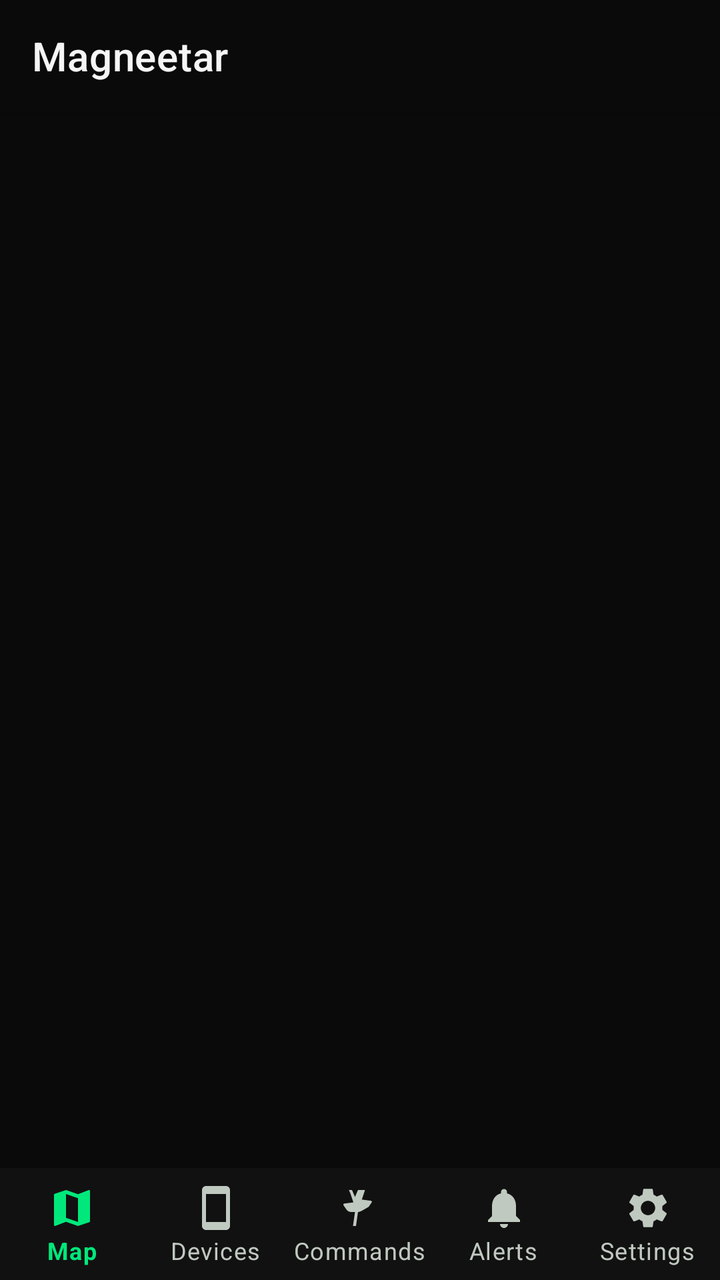
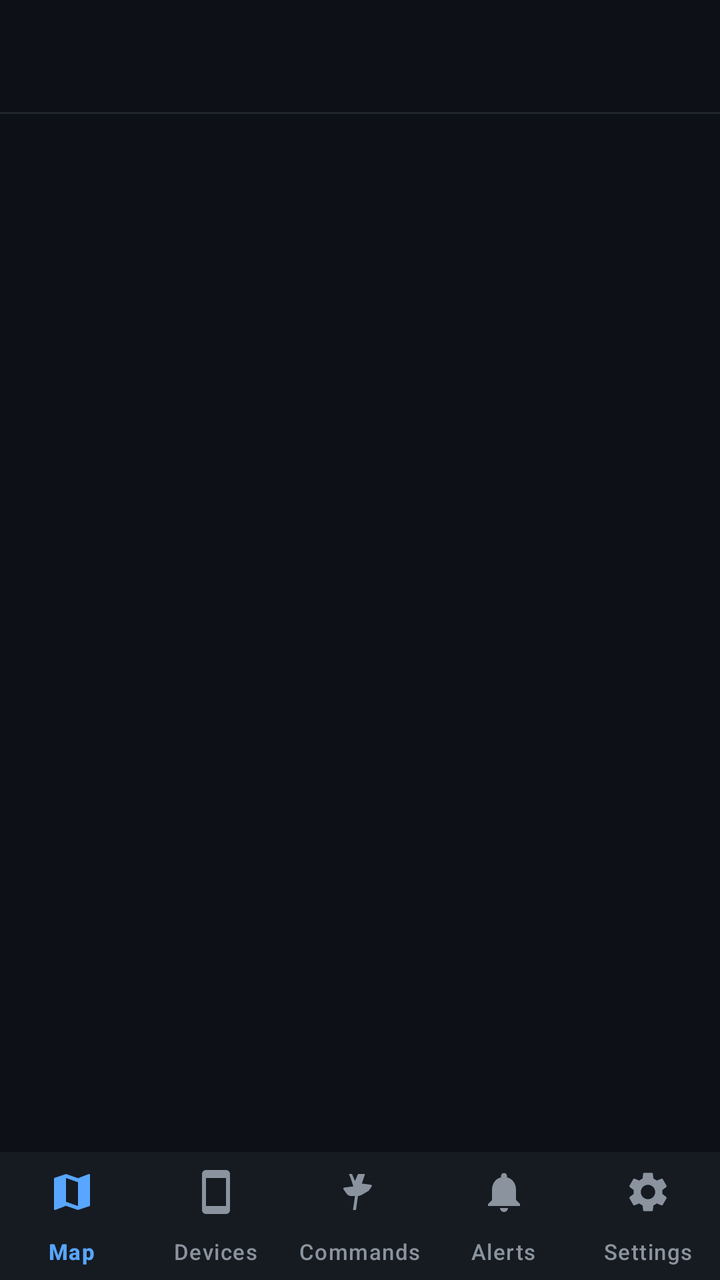

Two renders of the same Android screen: before a commit and after it. Below are the layout's source before the change and the commit's diff.
<!-- AndroidManifest.xml: activity theme AppTheme -->
<!-- res/layout/activity_dashboard.xml -->
<?xml version="1.0" encoding="utf-8"?>
<LinearLayout xmlns:android="http://schemas.android.com/apk/res/android"
    xmlns:app="http://schemas.android.com/apk/res-auto"
    android:layout_width="match_parent"
    android:layout_height="match_parent"
    android:orientation="vertical"
    android:background="#0A0A0A">

    
    <com.google.android.material.appbar.MaterialToolbar
        android:id="@+id/topAppBar"
        android:layout_width="match_parent"
        android:layout_height="?attr/actionBarSize"
        android:background="#0A0A0A"
        android:elevation="4dp"
        app:title="Magneetar"
        app:titleTextColor="#F5F5F5"
        app:subtitleTextColor="#707070" />

    
    <FrameLayout
        android:id="@+id/fragment_container"
        android:layout_width="match_parent"
        android:layout_height="0dp"
        android:layout_weight="1" />

    
    <com.google.android.material.bottomnavigation.BottomNavigationView
        android:id="@+id/bottom_nav"
        android:layout_width="match_parent"
        android:layout_height="wrap_content"
        android:background="#111111"
        app:itemIconTint="@color/bottom_nav_colors"
        app:itemTextColor="@color/bottom_nav_colors"
        app:labelVisibilityMode="labeled"
        app:menu="@menu/bottom_nav_menu" />

</LinearLayout>
<!-- resources referenced by this layout -->
<resources>
  <color name="md_theme_primary">#00E87B</color>
  <color name="md_theme_primaryContainer">#005231</color>
  <color name="md_theme_onPrimary">#003920</color>
  <color name="md_theme_secondary">#8CDDB4</color>
  <color name="md_theme_onSecondary">#003824</color>
  <color name="md_theme_error">#FFB4AB</color>
  <color name="md_theme_onError">#690005</color>
  <color name="md_theme_errorContainer">#93000A</color>
  <color name="md_theme_onErrorContainer">#FFDAD6</color>
  <color name="md_theme_background">#0D1117</color>
  <color name="md_theme_onBackground">#E1E3E0</color>
  <color name="md_theme_surface">#0D1117</color>
  <color name="md_theme_onSurface">#E1E3E0</color>
  <color name="md_theme_surfaceVariant">#161B22</color>
  <color name="md_theme_onSurfaceVariant">#C0C9C0</color>
  <color name="md_theme_outline">#8A9290</color>
  <color name="md_theme_outlineVariant">#404945</color>
  <style name="TextAppearance.Magneetar.Headline3" parent="TextAppearance.MaterialComponents.Headline3">
          <item name="android:textSize">20sp</item>
          <item name="android:fontFamily">sans-serif-medium</item>
          <item name="android:letterSpacing">0</item>
          <item name="android:lineSpacingMultiplier">1.3</item>
      </style>
  <style name="TextAppearance.Magneetar.Subtitle2" parent="TextAppearance.MaterialComponents.Subtitle2">
          <item name="android:textSize">14sp</item>
          <item name="android:fontFamily">sans-serif-medium</item>
          <item name="android:letterSpacing">0.01</item>
          <item name="android:lineSpacingMultiplier">1.4</item>
      </style>
  <style name="TextAppearance.Magneetar.Body1" parent="TextAppearance.MaterialComponents.Body1">
          <item name="android:textSize">16sp</item>
          <item name="android:fontFamily">sans-serif</item>
          <item name="android:letterSpacing">0.02</item>
          <item name="android:lineSpacingMultiplier">1.5</item>
      </style>
  <style name="TextAppearance.Magneetar.Body2" parent="TextAppearance.MaterialComponents.Body2">
          <item name="android:textSize">14sp</item>
          <item name="android:fontFamily">sans-serif</item>
          <item name="android:letterSpacing">0.02</item>
          <item name="android:lineSpacingMultiplier">1.45</item>
      </style>
  <style name="TextAppearance.Magneetar.Caption" parent="TextAppearance.MaterialComponents.Caption">
          <item name="android:textSize">12sp</item>
          <item name="android:fontFamily">sans-serif</item>
          <item name="android:letterSpacing">0.04</item>
          <item name="android:lineSpacingMultiplier">1.4</item>
      </style>
  <style name="TextAppearance.Magneetar.Button" parent="TextAppearance.MaterialComponents.Button">
          <item name="android:textSize">14sp</item>
          <item name="android:fontFamily">sans-serif-medium</item>
          <item name="android:letterSpacing">0.04</item>
      </style>
  <style name="TextAppearance.Magneetar.Overline" parent="TextAppearance.MaterialComponents.Overline">
          <item name="android:textSize">11sp</item>
          <item name="android:fontFamily">sans-serif-medium</item>
          <item name="android:letterSpacing">0.12</item>
      </style>
  <!-- unchanged entries left out for length: 4 -->
</resources>

<!-- the commit's change to res/layout/activity_dashboard.xml (unified diff, before → after) -->
@@ -1,38 +1,101 @@
 <?xml version="1.0" encoding="utf-8"?>
-<LinearLayout xmlns:android="http://schemas.android.com/apk/res/android"
+<FrameLayout xmlns:android="http://schemas.android.com/apk/res/android"
     xmlns:app="http://schemas.android.com/apk/res-auto"
     android:layout_width="match_parent"
     android:layout_height="match_parent"
-    android:orientation="vertical"
-    android:background="#0A0A0A">
+    android:background="#0D1117">
 
     
-    <com.google.android.material.appbar.MaterialToolbar
-        android:id="@+id/topAppBar"
+    <LinearLayout
         android:layout_width="match_parent"
-        android:layout_height="?attr/actionBarSize"
-        android:background="#0A0A0A"
-        android:elevation="4dp"
-        app:title="Magneetar"
-        app:titleTextColor="#F5F5F5"
-        app:subtitleTextColor="#707070" />
+        android:layout_height="match_parent"
+        android:orientation="vertical">
+
+        
+        <com.google.android.material.appbar.MaterialToolbar
+            android:id="@+id/topAppBar"
+            android:layout_width="match_parent"
+            android:layout_height="?attr/actionBarSize"
+            android:background="#0D1117"
+            android:elevation="0dp"
+            app:titleTextColor="#F0F6FC"
+            app:subtitleTextColor="#8B949E"
+            app:titleTextAppearance="@style/TextAppearance.Material3.TitleMedium" />
+
+        <View
+            android:layout_width="match_parent"
+            android:layout_height="1dp"
+            android:background="#21262D" />
+
+        
+        <FrameLayout
+            android:id="@+id/fragment_container"
+            android:layout_width="match_parent"
+            android:layout_height="0dp"
+            android:layout_weight="1" />
+
+        
+        <com.google.android.material.bottomnavigation.BottomNavigationView
+            android:id="@+id/bottom_nav"
+            android:layout_width="match_parent"
+            android:layout_height="64dp"
+            android:background="#161B22"
+            app:itemIconTint="@color/bottom_nav_colors"
+            app:itemTextColor="@color/bottom_nav_colors"
+            app:labelVisibilityMode="labeled"
+            app:itemTextAppearanceActive="@style/TextAppearance.Material3.LabelSmall"
+            app:itemTextAppearanceInactive="@style/TextAppearance.Material3.LabelSmall"
+            app:elevation="8dp"
+            app:menu="@menu/bottom_nav_menu" />
+
+    </LinearLayout>
 
     
     <FrameLayout
-        android:id="@+id/fragment_container"
+        android:id="@+id/lock_overlay"
         android:layout_width="match_parent"
-        android:layout_height="0dp"
-        android:layout_weight="1" />
+        android:layout_height="match_parent"
+        android:background="#0D1117"
+        android:clickable="true"
+        android:focusable="true"
+        android:visibility="gone">
 
-    
-    <com.google.android.material.bottomnavigation.BottomNavigationView
-        android:id="@+id/bottom_nav"
-        android:layout_width="match_parent"
-        android:layout_height="wrap_content"
-        android:background="#111111"
-        app:itemIconTint="@color/bottom_nav_colors"
-        app:itemTextColor="@color/bottom_nav_colors"
-        app:labelVisibilityMode="labeled"
-        app:menu="@menu/bottom_nav_menu" />
+        <LinearLayout
+            android:layout_width="wrap_content"
+            android:layout_height="wrap_content"
+            android:layout_gravity="center"
+            android:gravity="center"
+            android:orientation="vertical"
+            android:padding="32dp">
 
-</LinearLayout>
+            
+            <ImageView
+                android:layout_width="64dp"
+                android:layout_height="64dp"
+                android:layout_marginBottom="24dp"
+                android:src="@drawable/ic_action_lock"
+                android:contentDescription="Locked"
+                app:tint="#8B949E" />
+
+            <TextView
+                android:layout_width="wrap_content"
+                android:layout_height="wrap_content"
+                android:text="App Locked"
+                android:textColor="#F0F6FC"
+                android:textSize="22sp"
+                android:textStyle="bold"
+                android:fontFamily="sans-serif-medium"
+                android:layout_marginBottom="8dp" />
+
+            <TextView
+                android:layout_width="wrap_content"
+                android:layout_height="wrap_content"
+                android:text="Tap anywhere to sign in again"
+                android:textColor="#8B949E"
+                android:textSize="14sp"
+                android:fontFamily="sans-serif" />
+
+        </LinearLayout>
+    </FrameLayout>
+
+</FrameLayout>
<!-- resource entries referenced after the edit -->
@@ -1,22 +1,33 @@
 <!-- resources referenced by this layout -->
 <resources>
-  <color name="md_theme_primary">#00E87B</color>
-  <color name="md_theme_primaryContainer">#005231</color>
-  <color name="md_theme_onPrimary">#003920</color>
-  <color name="md_theme_secondary">#8CDDB4</color>
-  <color name="md_theme_onSecondary">#003824</color>
-  <color name="md_theme_error">#FFB4AB</color>
-  <color name="md_theme_onError">#690005</color>
-  <color name="md_theme_errorContainer">#93000A</color>
-  <color name="md_theme_onErrorContainer">#FFDAD6</color>
+  <!-- drawable ic_action_lock (drawable) -->
+  <?xml version="1.0" encoding="utf-8"?>
+  <vector xmlns:android="http://schemas.android.com/apk/res/android"
+      android:width="24dp"
+      android:height="24dp"
+      android:viewportWidth="24"
+      android:viewportHeight="24">
+      <path
+          android:fillColor="#A2C8FF"
+          android:pathData="M18,8h-1V6c0,-2.76 -2.24,-5 -5,-5S7,3.24 7,6v2H6c-1.1,0 -2,0.9 -2,2v10c0,1.1 0.9,2 2,2h12c1.1,0 2,-0.9 2,-2V10c0,-1.1 -0.9,-2 -2,-2zM12,17c-1.1,0 -2,-0.9 -2,-2s0.9,-2 2,-2 2,0.9 2,2 -0.9,2 -2,2zM15.1,8H8.9V6c0,-1.71 1.39,-3.1 3.1,-3.1 1.71,0 3.1,1.39 3.1,3.1v2z"/>
+  </vector>
+  <color name="md_theme_primary">#58A6FF</color>
+  <color name="md_theme_primaryContainer">#1C4B82</color>
+  <color name="md_theme_onPrimary">#FFFFFF</color>
+  <color name="md_theme_secondary">#AAB8C8</color>
+  <color name="md_theme_onSecondary">#1C2128</color>
+  <color name="md_theme_error">#F85149</color>
+  <color name="md_theme_onError">#FFFFFF</color>
+  <color name="md_theme_errorContainer">#1C1114</color>
+  <color name="md_theme_onErrorContainer">#FEE2E0</color>
   <color name="md_theme_background">#0D1117</color>
-  <color name="md_theme_onBackground">#E1E3E0</color>
-  <color name="md_theme_surface">#0D1117</color>
-  <color name="md_theme_onSurface">#E1E3E0</color>
-  <color name="md_theme_surfaceVariant">#161B22</color>
-  <color name="md_theme_onSurfaceVariant">#C0C9C0</color>
-  <color name="md_theme_outline">#8A9290</color>
-  <color name="md_theme_outlineVariant">#404945</color>
+  <color name="md_theme_onBackground">#F0F6FC</color>
+  <color name="md_theme_surface">#161B22</color>
+  <color name="md_theme_onSurface">#F0F6FC</color>
+  <color name="md_theme_surfaceVariant">#1C2128</color>
+  <color name="md_theme_onSurfaceVariant">#8B949E</color>
+  <color name="md_theme_outline">#30363D</color>
+  <color name="md_theme_outlineVariant">#30363D</color>
   <style name="TextAppearance.Magneetar.Headline3" parent="TextAppearance.MaterialComponents.Headline3">
           <item name="android:textSize">20sp</item>
           <item name="android:fontFamily">sans-serif-medium</item>
